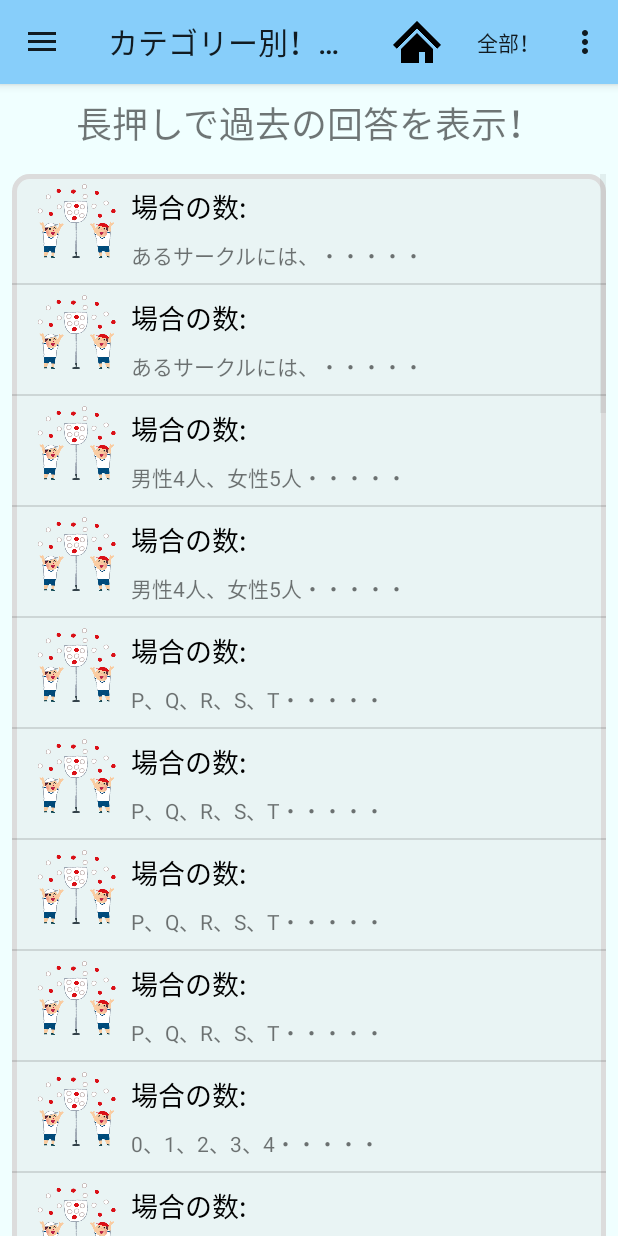
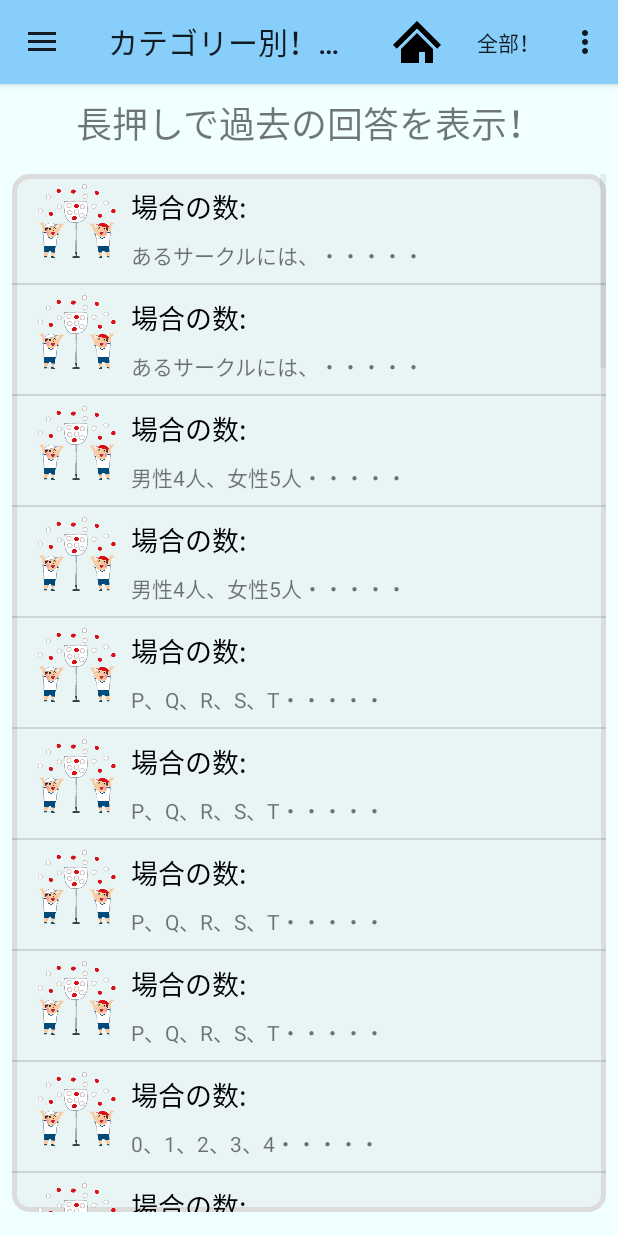
Before and after one commit to koba-a11y/HigengoKun, an Android app: the CategoryActivity screen opened directly, with no data from a screen before it, on a phone screen of 412 x 824 dp. Run offline under Robolectric (Android 15) with nearby library versions, the phone set to English and light mode, and no system bars; Roboto replaces fonts that are not available here; 1 statement that could not run was skipped.

Commit message:
XML modification

```diff
--- a/app/src/main/res/layout/activity_category.xml
+++ b/app/src/main/res/layout/activity_category.xml
@@ -15,15 +15,18 @@
         <ListView
             android:id="@+id/lvCategory"
             android:layout_width="match_parent"
-            android:layout_height="wrap_content"
+            android:layout_height="0dp"
             android:layout_marginStart="8dp"
             android:layout_marginTop="16dp"
             android:layout_marginEnd="8dp"
+            android:layout_marginBottom="16dp"
             android:background="@drawable/frame"
+            app:layout_constraintBottom_toBottomOf="parent"
             app:layout_constraintEnd_toEndOf="parent"
-            app:layout_constraintHorizontal_bias="0.428"
+            app:layout_constraintHorizontal_bias="1.0"
             app:layout_constraintStart_toStartOf="parent"
-            app:layout_constraintTop_toBottomOf="@+id/tvCategoryTitle" />
+            app:layout_constraintTop_toBottomOf="@+id/tvCategoryTitle"
+            app:layout_constraintVertical_bias="0.0" />
 
         <TextView
             android:id="@+id/tvCategoryTitle"
```
